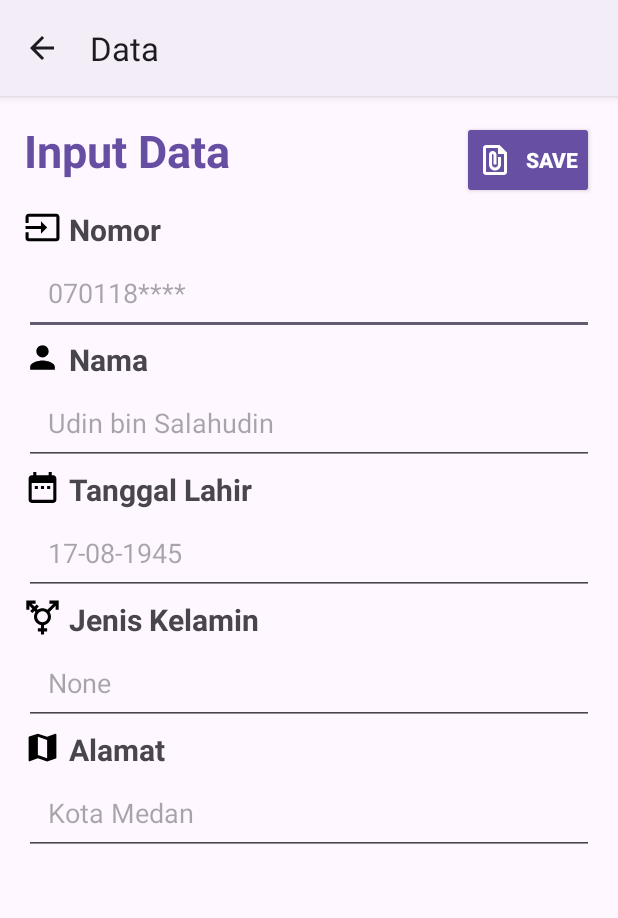
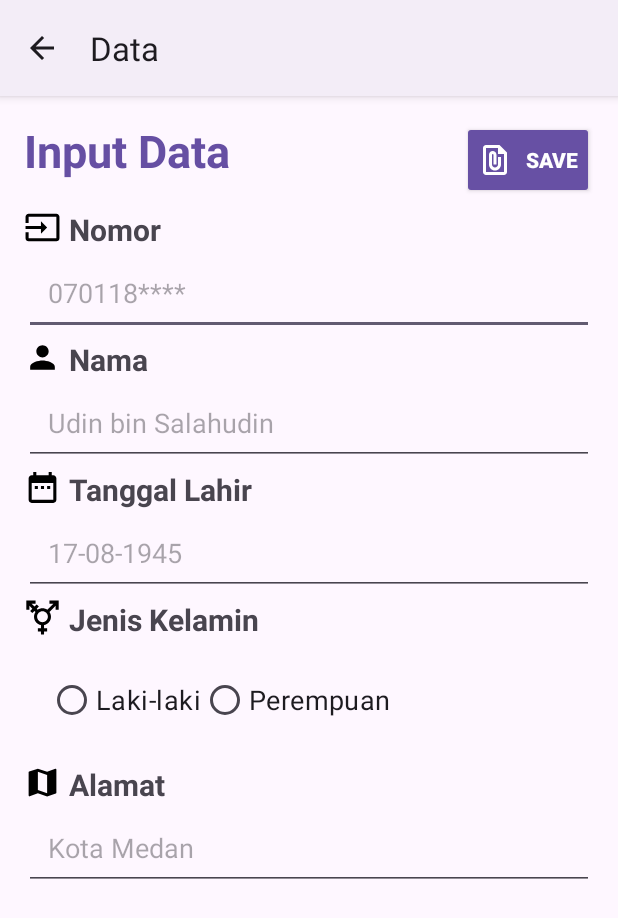
Before and after one commit to n4days/SIMKampus, an Android app: the Mahasiswa screen opened directly, with no data from a screen before it, after a tap on "SAVE", on a phone screen of 412 x 824 dp. Shown: the top 918 px of the screen. Run offline under Robolectric (Android 15) with nearby library versions, the phone set to English and light mode, and no system bars.

Commit message:
feat(ujian) add controller and ui Mahasiswa add RadioGroup

```diff
--- a/app/src/main/java/com/example/simkampus/Mahasiswa.java
+++ b/app/src/main/java/com/example/simkampus/Mahasiswa.java
@@ -9,6 +9,8 @@ import android.os.Bundle;
 import android.view.View;
 import android.widget.Button;
 import android.widget.EditText;
+import android.widget.RadioButton;
+import android.widget.RadioGroup;
 import android.widget.TextView;
 import android.widget.Toast;
 
@@ -21,7 +23,9 @@ public class Mahasiswa extends AppCompatActivity {
 
     ActionBar actionBar;
 
-    private EditText etNomor, etName, etDate, etGender, etAddress;
+    private RadioGroup etGender;
+    RadioButton rbMale, rbFemale;
+    private EditText etNomor, etName, etDate, etAddress;
     private Button btnSave;
 
     private TextView tvTitleScreen;
@@ -40,6 +44,8 @@ public class Mahasiswa extends AppCompatActivity {
         etName = findViewById(R.id.etName);
         etDate = findViewById(R.id.etDate);
         etGender = findViewById(R.id.etGender);
+        rbMale = findViewById(R.id.rbMale);
+        rbFemale = findViewById(R.id.rbFemale);
         etAddress = findViewById(R.id.etAddress);
         btnSave = findViewById(R.id.btnSave);
         dbHelper = new DatabaseHelper(this);
@@ -58,13 +64,15 @@ public class Mahasiswa extends AppCompatActivity {
                 etNomor.setText(infoMahasiswa.getNIM());
                 etName.setText(infoMahasiswa.getNAMA());
                 etDate.setText(infoMahasiswa.getDOB());
-                etGender.setText(infoMahasiswa.getGENDER());
+                setGenderSelection(infoMahasiswa.getGENDER());
                 etAddress.setText(infoMahasiswa.getADDRESS());
 
                 etNomor.setEnabled(false);
                 etName.setEnabled(false);
                 etDate.setEnabled(false);
                 etGender.setEnabled(false);
+                rbMale.setEnabled(false);
+                rbFemale.setEnabled(false);
                 etAddress.setEnabled(false);
             }
         }
@@ -78,7 +86,7 @@ public class Mahasiswa extends AppCompatActivity {
                 etNomor.setText(infoMahasiswa.getNIM());
                 etName.setText(infoMahasiswa.getNAMA());
                 etDate.setText(infoMahasiswa.getDOB());
-                etGender.setText(infoMahasiswa.getGENDER());
+                setGenderSelection(infoMahasiswa.getGENDER());
                 etAddress.setText(infoMahasiswa.getADDRESS());
                 isEdit = true;
             }
@@ -90,7 +98,7 @@ public class Mahasiswa extends AppCompatActivity {
                 String nim = etNomor.getText().toString().trim();
                 String name = etName.getText().toString().trim();
                 String date = etDate.getText().toString().trim();
-                String gender = etGender.getText().toString().trim();
+                String gender = getSelectedGender();
                 String address = etAddress.getText().toString().trim();
                 if (nim.isEmpty() || nim.isEmpty()) {
                     Toast.makeText(Mahasiswa.this, "Please fill all fields", Toast.LENGTH_SHORT).show();
@@ -152,7 +160,6 @@ public class Mahasiswa extends AppCompatActivity {
         DatePickerDialog datePickerDialog = new DatePickerDialog(
                 Mahasiswa.this,
                 (view, selectedYear, selectedMonth, selectedDay) -> {
-                    // Format the selected date and set it to EditText
                     String selectedDate = String.format("%02d-%02d-%d", selectedDay, selectedMonth + 1, selectedYear);
                     etDate.setText(selectedDate);
                 },
@@ -161,4 +168,21 @@ public class Mahasiswa extends AppCompatActivity {
 
         datePickerDialog.show();
     }
+
+    private String getSelectedGender() {
+        int selectedId = etGender.getCheckedRadioButtonId();
+        if (selectedId != -1) {
+            RadioButton selectedRadioButton = findViewById(selectedId);
+            return selectedRadioButton.getText().toString();
+        }
+        return "";
+    }
+
+    private void setGenderSelection(String gender) {
+        if (gender.equals("Laki-laki")) {
+            etGender.check(R.id.rbMale);
+        } else if (gender.equals("Perempuan")) {
+            etGender.check(R.id.rbFemale);
+        }
+    }
 }
--- a/app/src/main/res/layout/activity_mahasiswa.xml
+++ b/app/src/main/res/layout/activity_mahasiswa.xml
@@ -142,18 +142,29 @@
         android:layout_alignBottom="@id/vGender"
         />
 
-    <EditText
+    <RadioGroup
         android:id="@+id/etGender"
         android:layout_width="match_parent"
         android:layout_height="wrap_content"
-        android:autofillHints="text"
-        android:hint="None"
-        android:inputType="text"
-        android:padding="16dp"
-        android:textSize="18sp"
-        tools:ignore="VisualLintTextFieldSize"
+        android:orientation="horizontal"
         android:layout_below="@id/tvGender"
-        />
+        android:padding="16dp">
+
+        <RadioButton
+            android:id="@+id/rbMale"
+            android:layout_width="wrap_content"
+            android:layout_height="wrap_content"
+            android:text="Laki-laki"
+            android:textSize="18sp" />
+
+        <RadioButton
+            android:id="@+id/rbFemale"
+            android:layout_width="wrap_content"
+            android:layout_height="wrap_content"
+            android:text="Perempuan"
+            android:textSize="18sp" />
+
+    </RadioGroup>
 
     <ImageView
         android:id="@+id/vAddress"
```
